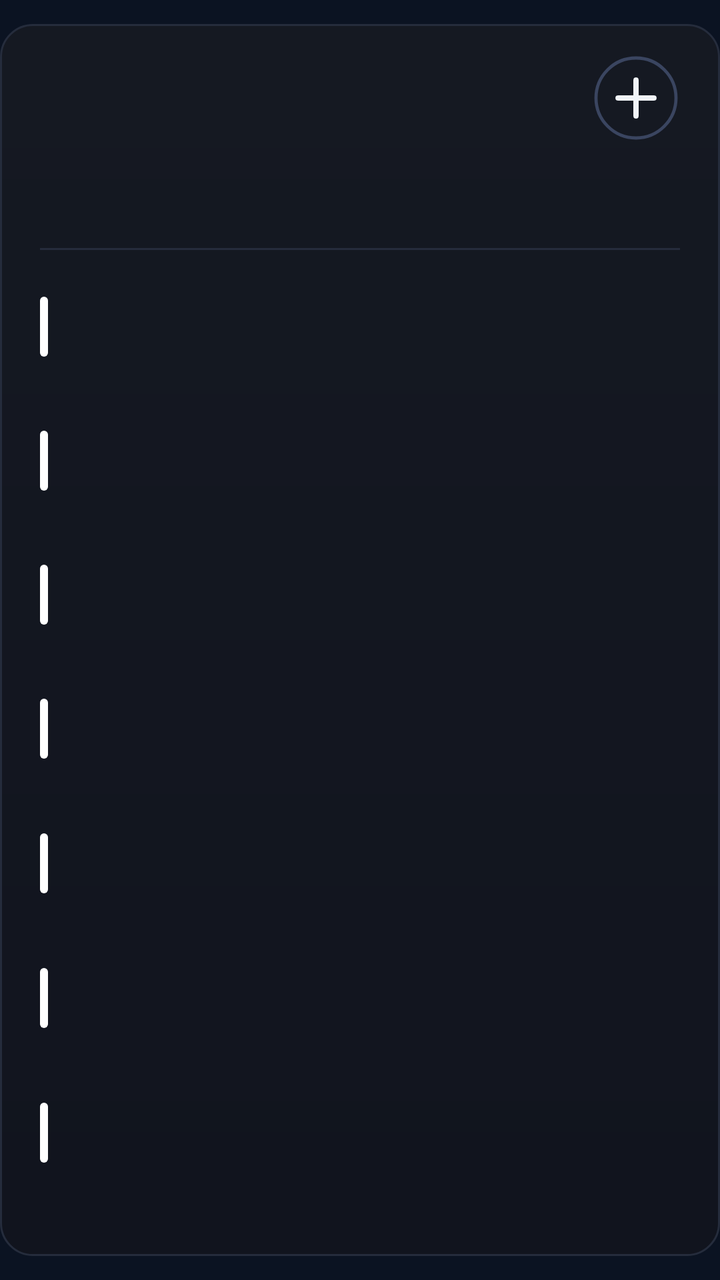
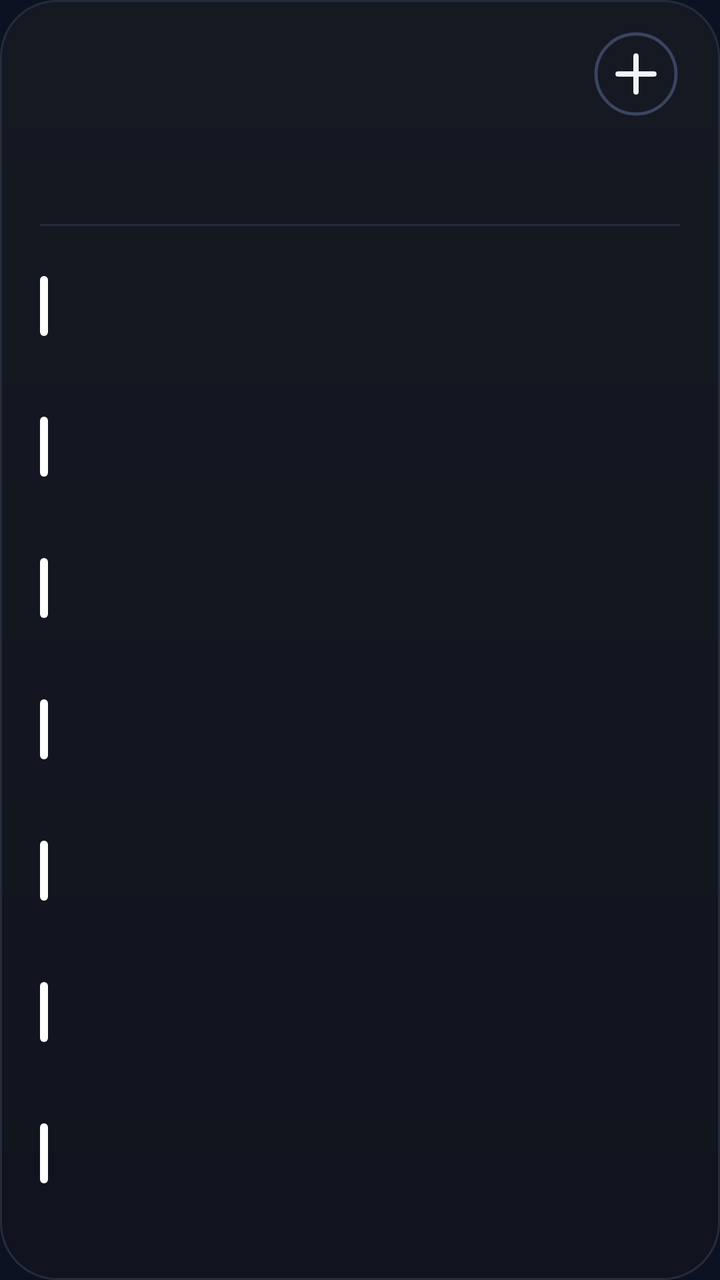

Before-and-after screenshots of an Android layout around one commit, followed by the original layout XML and the change that was made.
<!-- AndroidManifest.xml: application theme AppTheme -->
<!-- res/layout/cal_k7.xml -->
<?xml version="1.0" encoding="utf-8"?>
<FrameLayout xmlns:android="http://schemas.android.com/apk/res/android"
    android:id="@+id/root"
    android:layout_width="match_parent"
    android:layout_height="match_parent"
    android:paddingTop="12dp"
    android:paddingBottom="12dp">

    <LinearLayout
        android:id="@+id/panel"
        android:layout_width="match_parent"
        android:layout_height="match_parent"
        android:background="@drawable/cal_panel"
        android:orientation="vertical"
        android:paddingStart="20dp"
        android:paddingTop="13dp"
        android:paddingEnd="20dp"
        android:paddingBottom="14dp">

        
        <LinearLayout
            android:layout_width="match_parent"
            android:layout_height="48dp"
            android:gravity="center_vertical"
            android:orientation="horizontal">
        <ImageView
            android:id="@+id/cal_day"
            android:layout_width="wrap_content"
            android:layout_height="47dp"
            android:adjustViewBounds="true"
            android:scaleType="fitStart" />

            <LinearLayout
                android:layout_width="0dp"
                android:layout_height="wrap_content"
                android:layout_marginStart="12dp"
                android:layout_weight="1"
                android:orientation="vertical">
                <ImageView
                    android:id="@+id/cal_month"
                    android:layout_width="match_parent"
                    android:layout_height="23dp"
                    android:adjustViewBounds="true"
                    android:scaleType="fitStart" />
                <ImageView
                    android:id="@+id/cal_sub"
                    android:layout_width="match_parent"
                    android:layout_height="16dp"
                    android:adjustViewBounds="true"
                    android:layout_marginTop="2dp"
                    android:scaleType="fitStart" />
            </LinearLayout>

            <ImageView
                android:id="@+id/btn_add"
                android:layout_width="44dp"
                android:layout_height="44dp"
                android:contentDescription="New event"
                android:src="@drawable/ic_cal_add" />
        </LinearLayout>

        
        <LinearLayout
            android:layout_width="match_parent"
            android:layout_height="44dp"
            android:layout_marginTop="2dp"
            android:orientation="horizontal">
            <LinearLayout
                android:layout_width="0dp"
                android:layout_height="match_parent"
                android:layout_weight="1"
                android:gravity="center_horizontal"
                android:orientation="vertical">
                <ImageView
                    android:id="@+id/wk_label_0"
                    android:layout_width="wrap_content"
                    android:layout_height="14dp"
                    android:adjustViewBounds="true"
                    android:scaleType="fitCenter" />
                <ImageView
                    android:id="@+id/wk_num_0"
                    android:layout_width="26dp"
                    android:layout_height="26dp"
                    android:adjustViewBounds="true"
                    android:layout_marginTop="3dp"
                    android:scaleType="fitCenter" />
            </LinearLayout>
            <LinearLayout
                android:layout_width="0dp"
                android:layout_height="match_parent"
                android:layout_weight="1"
                android:gravity="center_horizontal"
                android:orientation="vertical">
                <ImageView
                    android:id="@+id/wk_label_1"
                    android:layout_width="wrap_content"
                    android:layout_height="14dp"
                    android:adjustViewBounds="true"
                    android:scaleType="fitCenter" />
                <ImageView
                    android:id="@+id/wk_num_1"
                    android:layout_width="26dp"
                    android:layout_height="26dp"
                    android:adjustViewBounds="true"
                    android:layout_marginTop="3dp"
                    android:scaleType="fitCenter" />
            </LinearLayout>
            <LinearLayout
                android:layout_width="0dp"
                android:layout_height="match_parent"
                android:layout_weight="1"
                android:gravity="center_horizontal"
                android:orientation="vertical">
                <ImageView
                    android:id="@+id/wk_label_2"
                    android:layout_width="wrap_content"
                    android:layout_height="14dp"
                    android:adjustViewBounds="true"
                    android:scaleType="fitCenter" />
                <ImageView
                    android:id="@+id/wk_num_2"
                    android:layout_width="26dp"
                    android:layout_height="26dp"
                    android:adjustViewBounds="true"
                    android:layout_marginTop="3dp"
                    android:scaleType="fitCenter" />
            </LinearLayout>
            <LinearLayout
                android:layout_width="0dp"
                android:layout_height="match_parent"
                android:layout_weight="1"
                android:gravity="center_horizontal"
                android:orientation="vertical">
                <ImageView
                    android:id="@+id/wk_label_3"
                    android:layout_width="wrap_content"
                    android:layout_height="14dp"
                    android:adjustViewBounds="true"
                    android:scaleType="fitCenter" />
                <ImageView
                    android:id="@+id/wk_num_3"
                    android:layout_width="26dp"
                    android:layout_height="26dp"
                    android:adjustViewBounds="true"
                    android:layout_marginTop="3dp"
                    android:scaleType="fitCenter" />
            </LinearLayout>
            <LinearLayout
                android:layout_width="0dp"
                android:layout_height="match_parent"
                android:layout_weight="1"
                android:gravity="center_horizontal"
                android:orientation="vertical">
                <ImageView
                    android:id="@+id/wk_label_4"
                    android:layout_width="wrap_content"
                    android:layout_height="14dp"
                    android:adjustViewBounds="true"
                    android:scaleType="fitCenter" />
                <ImageView
                    android:id="@+id/wk_num_4"
                    android:layout_width="26dp"
                    android:layout_height="26dp"
                    android:adjustViewBounds="true"
                    android:layout_marginTop="3dp"
                    android:scaleType="fitCenter" />
            </LinearLayout>
            <LinearLayout
                android:layout_width="0dp"
                android:layout_height="match_parent"
                android:layout_weight="1"
                android:gravity="center_horizontal"
                android:orientation="vertical">
                <ImageView
                    android:id="@+id/wk_label_5"
                    android:layout_width="wrap_content"
                    android:layout_height="14dp"
                    android:adjustViewBounds="true"
                    android:scaleType="fitCenter" />
                <ImageView
                    android:id="@+id/wk_num_5"
                    android:layout_width="26dp"
                    android:layout_height="26dp"
                    android:adjustViewBounds="true"
                    android:layout_marginTop="3dp"
                    android:scaleType="fitCenter" />
            </LinearLayout>
            <LinearLayout
                android:layout_width="0dp"
                android:layout_height="match_parent"
                android:layout_weight="1"
                android:gravity="center_horizontal"
                android:orientation="vertical">
                <ImageView
                    android:id="@+id/wk_label_6"
                    android:layout_width="wrap_content"
                    android:layout_height="14dp"
                    android:adjustViewBounds="true"
                    android:scaleType="fitCenter" />
                <ImageView
                    android:id="@+id/wk_num_6"
                    android:layout_width="26dp"
                    android:layout_height="26dp"
                    android:adjustViewBounds="true"
                    android:layout_marginTop="3dp"
                    android:scaleType="fitCenter" />
            </LinearLayout>
        </LinearLayout>

        <ImageView
            android:layout_width="match_parent"
            android:layout_height="1dp"
            android:layout_marginTop="5dp"
            android:layout_marginBottom="5dp"
            android:scaleType="fitXY"
            android:src="@drawable/cal_divider" />

        
        <LinearLayout
            android:layout_width="match_parent"
            android:layout_height="0dp"
            android:layout_weight="1"
            android:orientation="vertical">
        <LinearLayout
            android:id="@+id/cal_row_0"
            android:layout_width="match_parent"
            android:layout_height="0dp"
            android:layout_weight="1"
            android:gravity="center_vertical"
            android:orientation="horizontal">

            <ImageView
                android:id="@+id/cal_bar_0"
                android:layout_width="4dp"
                android:layout_height="30dp"
                android:layout_marginEnd="11dp"
                android:scaleType="fitXY"
                android:src="@drawable/cal_bar" />

            <LinearLayout
                android:layout_width="0dp"
                android:layout_height="wrap_content"
                android:layout_weight="1"
                android:orientation="vertical">

                <LinearLayout
                    android:layout_width="match_parent"
                    android:layout_height="wrap_content"
                    android:orientation="horizontal">
                    <ImageView
                        android:id="@+id/cal_time_0"
                        android:layout_width="wrap_content"
                        android:layout_height="16dp"
                        android:adjustViewBounds="true"
                        android:scaleType="fitStart" />
                    <ImageView
                        android:id="@+id/cal_hint_0"
                        android:layout_width="wrap_content"
                        android:layout_height="16dp"
                        android:adjustViewBounds="true"
                        android:layout_marginStart="9dp"
                        android:scaleType="fitStart" />
                </LinearLayout>
                <ImageView
                    android:id="@+id/cal_title_0"
                    android:layout_width="match_parent"
                    android:layout_height="22dp"
                    android:adjustViewBounds="true"
                    android:layout_marginTop="1dp"
                    android:scaleType="fitStart" />
            </LinearLayout>
        </LinearLayout>
        <LinearLayout
            android:id="@+id/cal_row_1"
            android:layout_width="match_parent"
            android:layout_height="0dp"
            android:layout_weight="1"
            android:gravity="center_vertical"
            android:orientation="horizontal">

            <ImageView
                android:id="@+id/cal_bar_1"
                android:layout_width="4dp"
                android:layout_height="30dp"
                android:layout_marginEnd="11dp"
                android:scaleType="fitXY"
                android:src="@drawable/cal_bar" />

            <LinearLayout
                android:layout_width="0dp"
                android:layout_height="wrap_content"
                android:layout_weight="1"
                android:orientation="vertical">

                <LinearLayout
                    android:layout_width="match_parent"
                    android:layout_height="wrap_content"
                    android:orientation="horizontal">
                    <ImageView
                        android:id="@+id/cal_time_1"
                        android:layout_width="wrap_content"
                        android:layout_height="16dp"
                        android:adjustViewBounds="true"
                        android:scaleType="fitStart" />
                    <ImageView
                        android:id="@+id/cal_hint_1"
                        android:layout_width="wrap_content"
                        android:layout_height="16dp"
                        android:adjustViewBounds="true"
                        android:layout_marginStart="9dp"
                        android:scaleType="fitStart" />
                </LinearLayout>
                <ImageView
                    android:id="@+id/cal_title_1"
                    android:layout_width="match_parent"
                    android:layout_height="22dp"
                    android:adjustViewBounds="true"
                    android:layout_marginTop="1dp"
                    android:scaleType="fitStart" />
            </LinearLayout>
        </LinearLayout>
        <LinearLayout
            android:id="@+id/cal_row_2"
            android:layout_width="match_parent"
            android:layout_height="0dp"
            android:layout_weight="1"
            android:gravity="center_vertical"
            android:orientation="horizontal">

            <ImageView
                android:id="@+id/cal_bar_2"
                android:layout_width="4dp"
                android:layout_height="30dp"
                android:layout_marginEnd="11dp"
                android:scaleType="fitXY"
                android:src="@drawable/cal_bar" />

            <LinearLayout
                android:layout_width="0dp"
                android:layout_height="wrap_content"
                android:layout_weight="1"
                android:orientation="vertical">

                <LinearLayout
                    android:layout_width="match_parent"
                    android:layout_height="wrap_content"
                    android:orientation="horizontal">
                    <ImageView
                        android:id="@+id/cal_time_2"
                        android:layout_width="wrap_content"
                        android:layout_height="16dp"
                        android:adjustViewBounds="true"
                        android:scaleType="fitStart" />
                    <ImageView
                        android:id="@+id/cal_hint_2"
                        android:layout_width="wrap_content"
                        android:layout_height="16dp"
                        android:adjustViewBounds="true"
                        android:layout_marginStart="9dp"
                        android:scaleType="fitStart" />
                </LinearLayout>
                <ImageView
                    android:id="@+id/cal_title_2"
                    android:layout_width="match_parent"
                    android:layout_height="22dp"
                    android:adjustViewBounds="true"
                    android:layout_marginTop="1dp"
                    android:scaleType="fitStart" />
            </LinearLayout>
        </LinearLayout>
        <LinearLayout
            android:id="@+id/cal_row_3"
            android:layout_width="match_parent"
            android:layout_height="0dp"
            android:layout_weight="1"
            android:gravity="center_vertical"
            android:orientation="horizontal">

            <ImageView
                android:id="@+id/cal_bar_3"
                android:layout_width="4dp"
                android:layout_height="30dp"
                android:layout_marginEnd="11dp"
                android:scaleType="fitXY"
                android:src="@drawable/cal_bar" />

            <LinearLayout
                android:layout_width="0dp"
                android:layout_height="wrap_content"
                android:layout_weight="1"
                android:orientation="vertical">

                <LinearLayout
                    android:layout_width="match_parent"
                    android:layout_height="wrap_content"
                    android:orientation="horizontal">
                    <ImageView
                        android:id="@+id/cal_time_3"
                        android:layout_width="wrap_content"
                        android:layout_height="16dp"
                        android:adjustViewBounds="true"
                        android:scaleType="fitStart" />
                    <ImageView
                        android:id="@+id/cal_hint_3"
                        android:layout_width="wrap_content"
                        android:layout_height="16dp"
                        android:adjustViewBounds="true"
                        android:layout_marginStart="9dp"
                        android:scaleType="fitStart" />
                </LinearLayout>
                <ImageView
                    android:id="@+id/cal_title_3"
                    android:layout_width="match_parent"
                    android:layout_height="22dp"
                    android:adjustViewBounds="true"
                    android:layout_marginTop="1dp"
                    android:scaleType="fitStart" />
            </LinearLayout>
        </LinearLayout>
        <LinearLayout
            android:id="@+id/cal_row_4"
            android:layout_width="match_parent"
            android:layout_height="0dp"
            android:layout_weight="1"
            android:gravity="center_vertical"
            android:orientation="horizontal">

            <ImageView
                android:id="@+id/cal_bar_4"
                android:layout_width="4dp"
                android:layout_height="30dp"
                android:layout_marginEnd="11dp"
                android:scaleType="fitXY"
                android:src="@drawable/cal_bar" />

            <LinearLayout
                android:layout_width="0dp"
                android:layout_height="wrap_content"
                android:layout_weight="1"
                android:orientation="vertical">

                <LinearLayout
                    android:layout_width="match_parent"
                    android:layout_height="wrap_content"
                    android:orientation="horizontal">
                    <ImageView
                        android:id="@+id/cal_time_4"
                        android:layout_width="wrap_content"
                        android:layout_height="16dp"
                        android:adjustViewBounds="true"
                        android:scaleType="fitStart" />
                    <ImageView
                        android:id="@+id/cal_hint_4"
                        android:layout_width="wrap_content"
                        android:layout_height="16dp"
                        android:adjustViewBounds="true"
                        android:layout_marginStart="9dp"
                        android:scaleType="fitStart" />
                </LinearLayout>
                <ImageView
                    android:id="@+id/cal_title_4"
                    android:layout_width="match_parent"
                    android:layout_height="22dp"
                    android:adjustViewBounds="true"
                    android:layout_marginTop="1dp"
                    android:scaleType="fitStart" />
            </LinearLayout>
        </LinearLayout>
        <LinearLayout
            android:id="@+id/cal_row_5"
            android:layout_width="match_parent"
            android:layout_height="0dp"
            android:layout_weight="1"
            android:gravity="center_vertical"
            android:orientation="horizontal">

            <ImageView
                android:id="@+id/cal_bar_5"
                android:layout_width="4dp"
                android:layout_height="30dp"
                android:layout_marginEnd="11dp"
                android:scaleType="fitXY"
                android:src="@drawable/cal_bar" />

            <LinearLayout
                android:layout_width="0dp"
                android:layout_height="wrap_content"
                android:layout_weight="1"
                android:orientation="vertical">

                <LinearLayout
                    android:layout_width="match_parent"
                    android:layout_height="wrap_content"
                    android:orientation="horizontal">
                    <ImageView
                        android:id="@+id/cal_time_5"
                        android:layout_width="wrap_content"
                        android:layout_height="16dp"
                        android:adjustViewBounds="true"
                        android:scaleType="fitStart" />
                    <ImageView
                        android:id="@+id/cal_hint_5"
                        android:layout_width="wrap_content"
                        android:layout_height="16dp"
                        android:adjustViewBounds="true"
                        android:layout_marginStart="9dp"
                        android:scaleType="fitStart" />
                </LinearLayout>
                <ImageView
                    android:id="@+id/cal_title_5"
                    android:layout_width="match_parent"
                    android:layout_height="22dp"
                    android:adjustViewBounds="true"
                    android:layout_marginTop="1dp"
                    android:scaleType="fitStart" />
            </LinearLayout>
        </LinearLayout>
        <LinearLayout
            android:id="@+id/cal_row_6"
            android:layout_width="match_parent"
            android:layout_height="0dp"
            android:layout_weight="1"
            android:gravity="center_vertical"
            android:orientation="horizontal">

            <ImageView
                android:id="@+id/cal_bar_6"
                android:layout_width="4dp"
                android:layout_height="30dp"
                android:layout_marginEnd="11dp"
                android:scaleType="fitXY"
                android:src="@drawable/cal_bar" />

            <LinearLayout
                android:layout_width="0dp"
                android:layout_height="wrap_content"
                android:layout_weight="1"
                android:orientation="vertical">

                <LinearLayout
                    android:layout_width="match_parent"
                    android:layout_height="wrap_content"
                    android:orientation="horizontal">
                    <ImageView
                        android:id="@+id/cal_time_6"
                        android:layout_width="wrap_content"
                        android:layout_height="16dp"
                        android:adjustViewBounds="true"
                        android:scaleType="fitStart" />
                    <ImageView
                        android:id="@+id/cal_hint_6"
                        android:layout_width="wrap_content"
                        android:layout_height="16dp"
                        android:adjustViewBounds="true"
                        android:layout_marginStart="9dp"
                        android:scaleType="fitStart" />
                </LinearLayout>
                <ImageView
                    android:id="@+id/cal_title_6"
                    android:layout_width="match_parent"
                    android:layout_height="22dp"
                    android:adjustViewBounds="true"
                    android:layout_marginTop="1dp"
                    android:scaleType="fitStart" />
            </LinearLayout>
        </LinearLayout>
        </LinearLayout>
        <ImageView
            android:id="@+id/cal_more"
            android:layout_width="match_parent"
            android:layout_height="14dp"
            android:adjustViewBounds="true"
            android:scaleType="fitEnd" />
    </LinearLayout>
</FrameLayout>
<!-- resources referenced by this layout -->
<resources>
  <!-- drawable cal_bar (drawable) -->
  <?xml version="1.0" encoding="utf-8"?>
  <shape xmlns:android="http://schemas.android.com/apk/res/android" android:shape="rectangle">
      <solid android:color="#FFFFFFFF" />
      <corners android:radius="2dp" />
  </shape>
  <!-- drawable cal_divider (drawable) -->
  <?xml version="1.0" encoding="utf-8"?>
  <shape xmlns:android="http://schemas.android.com/apk/res/android" android:shape="rectangle">
      <solid android:color="#FF252C3C" />
  </shape>
  <!-- drawable cal_panel (drawable) -->
  <?xml version="1.0" encoding="utf-8"?>
  <shape xmlns:android="http://schemas.android.com/apk/res/android" android:shape="rectangle">
      <gradient android:angle="270" android:startColor="#FF151922" android:endColor="#FF11141E" />
      <stroke android:width="1dp" android:color="#FF252C3C" />
      <corners android:radius="@dimen/widget_radius" />
  </shape>
  <!-- drawable ic_cal_add (drawable) -->
  <?xml version="1.0" encoding="utf-8"?>
  <vector xmlns:android="http://schemas.android.com/apk/res/android"
      android:width="44dp"
      android:height="44dp"
      android:viewportWidth="44"
      android:viewportHeight="44">
      <path
          android:pathData="M22,22m-20,0a20,20 0,1 1,40 0a20,20 0,1 1,-40 0"
          android:strokeColor="#FF3A4560"
          android:strokeWidth="1.6" />
      <path
          android:pathData="M13,22L31,22M22,13L22,31"
          android:strokeColor="#FFF1F5F9"
          android:strokeLineCap="round"
          android:strokeWidth="2.6" />
  </vector>
  <style name="AppTheme" parent="@android:style/Theme.DeviceDefault.NoActionBar">
          <item name="android:colorAccent">#DF8B35</item>
          <item name="android:colorControlActivated">#DF8B35</item>
          <item name="android:windowBackground">#0B1322</item>
          <item name="android:statusBarColor">#0E111A</item>
          <item name="android:navigationBarColor">#0B1322</item>
          <item name="android:textColorHint">#718096</item>
      </style>
  <dimen name="widget_radius">16dp</dimen>
</resources>

<!-- the commit's change to res/layout/cal_k7.xml (unified diff, before → after) -->
@@ -3,8 +3,7 @@
     android:id="@+id/root"
     android:layout_width="match_parent"
     android:layout_height="match_parent"
-    android:paddingTop="12dp"
-    android:paddingBottom="12dp">
+    android:padding="0dp">
 
     <LinearLayout
         android:id="@+id/panel"
<!-- resource entries referenced after the edit -->
@@ -43,6 +43,6 @@
           <item name="android:navigationBarColor">#0B1322</item>
           <item name="android:textColorHint">#718096</item>
       </style>
-  <dimen name="widget_radius">16dp</dimen>
+  <dimen name="widget_radius">24dp</dimen>
 </resources>
 
